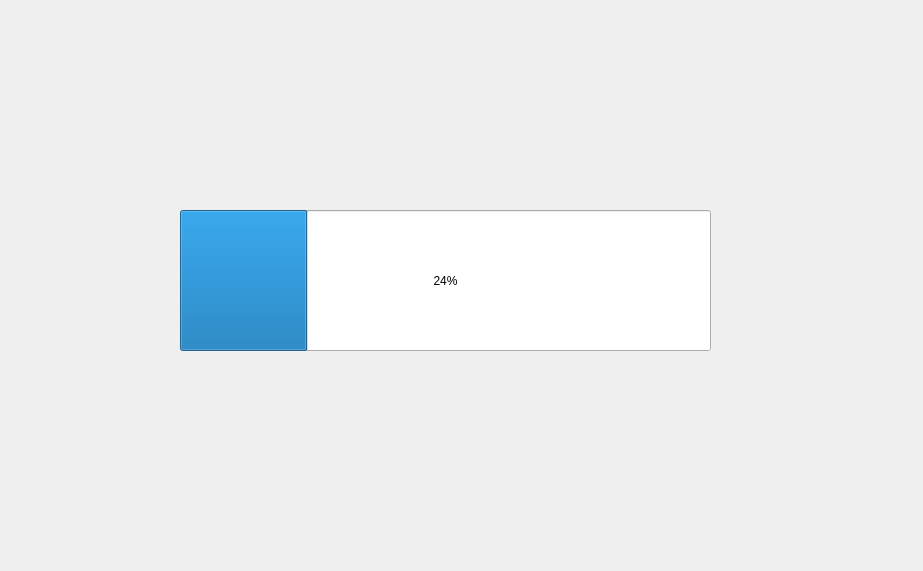
First picture: the form in src/qtwallet/stackedwidget.ui, repository VanGrx/safexcore, before the edit.
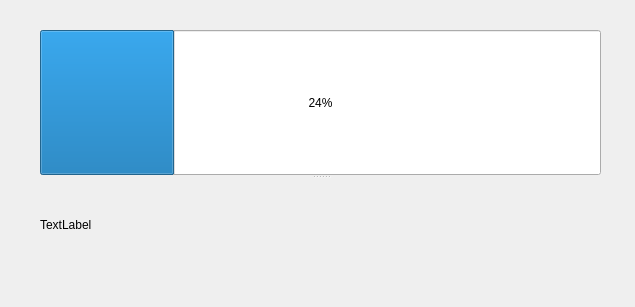
Second picture: the form after the edit. The open tabs and pages were chosen to show the change.

Diff of the .ui file:
```diff
--- a/src/qtwallet/stackedwidget.ui
+++ b/src/qtwallet/stackedwidget.ui
@@ -6,8 +6,8 @@
    <rect>
     <x>0</x>
     <y>0</y>
-    <width>923</width>
-    <height>571</height>
+    <width>635</width>
+    <height>307</height>
    </rect>
   </property>
   <property name="windowTitle">
@@ -68,18 +68,31 @@
    </widget>
   </widget>
   <widget class="QWidget" name="statusPage">
-   <widget class="QProgressBar" name="progressBar">
+   <widget class="QSplitter" name="splitter">
     <property name="geometry">
      <rect>
-      <x>180</x>
-      <y>210</y>
-      <width>531</width>
-      <height>141</height>
+      <x>40</x>
+      <y>30</y>
+      <width>561</width>
+      <height>241</height>
      </rect>
     </property>
-    <property name="value">
-     <number>24</number>
+    <property name="orientation">
+     <enum>Qt::Vertical</enum>
     </property>
+    <widget class="QProgressBar" name="progressBar">
+     <property name="value">
+      <number>24</number>
+     </property>
+     <property name="alignment">
+      <set>Qt::AlignCenter</set>
+     </property>
+    </widget>
+    <widget class="QLabel" name="label">
+     <property name="text">
+      <string>TextLabel</string>
+     </property>
+    </widget>
    </widget>
   </widget>
   <widget class="QWidget" name="mainPage"/>
```
Left out of the diff: 8 changed lines with no effect on the pictures.
